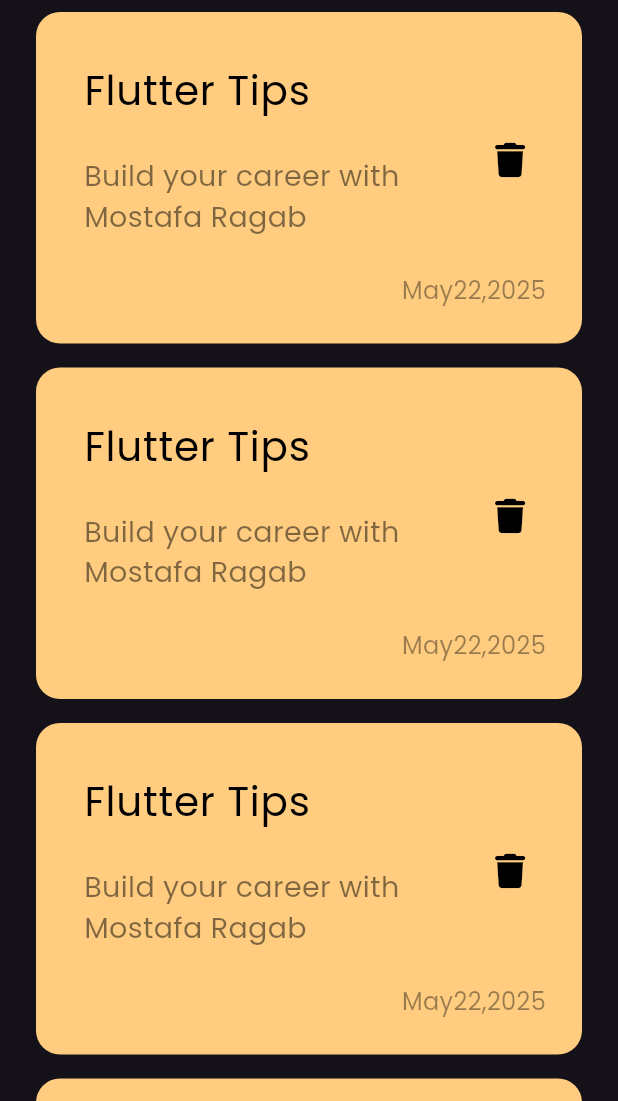
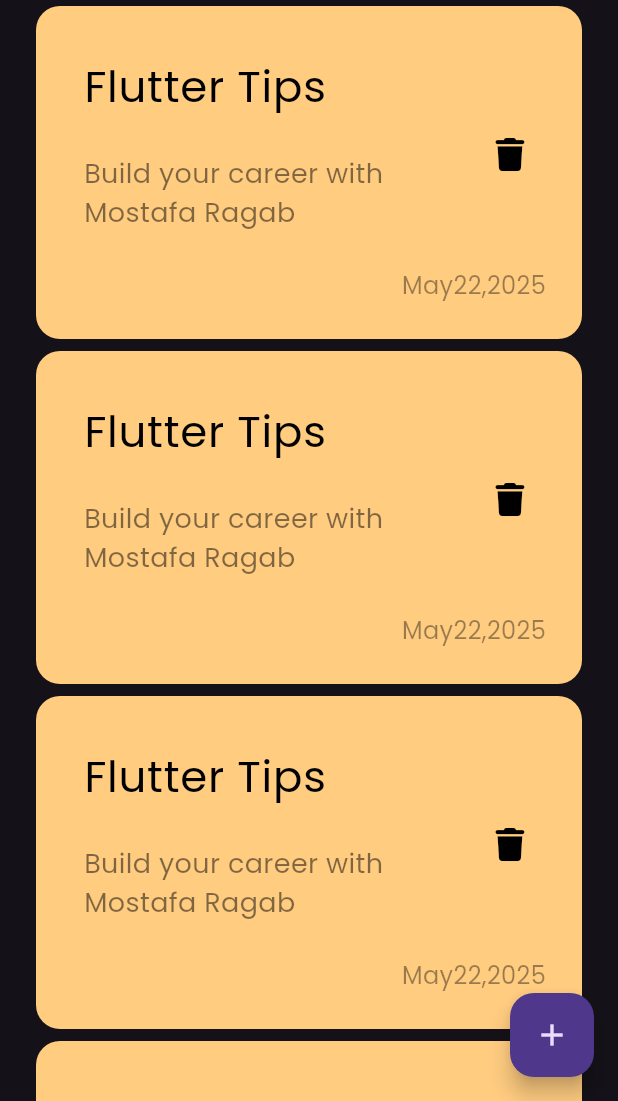
Before and after one commit to AlphaDeveloper97/notes_app, a Flutter app: the screen it shows after launch, on a phone screen of 412 x 824 dp, the part 135-1236 px from its top. Run offline on Flutter 3.47's test engine with Material 3 defaults, Android fonts, the phone set to English and light mode, and no system bars; our stand-ins replace font_awesome_flutter.

Commit message:
add floating action button

```diff
--- a/lib/views/notes_view.dart
+++ b/lib/views/notes_view.dart
@@ -6,8 +6,12 @@ class NotesView extends StatelessWidget {
 
   @override
   Widget build(BuildContext context) {
-    return const Scaffold(
-      body: NotesViewBody(),
+    return Scaffold(
+      floatingActionButton: FloatingActionButton(
+        onPressed: () {},
+        child: Icon(Icons.add),
+      ),
+      body: const NotesViewBody(),
     );
   }
 }
--- a/lib/widgets/note_item.dart
+++ b/lib/widgets/note_item.dart
@@ -20,7 +20,7 @@ class NoteItem extends StatelessWidget {
               "Flutter Tips",
               style: TextStyle(
                 color: Colors.black,
-                fontSize: 27,
+                fontSize: 29,
               ),
             ),
             subtitle: Padding(
@@ -29,7 +29,7 @@ class NoteItem extends StatelessWidget {
                 "Build your career with Mostafa Ragab",
                 style: TextStyle(
                   color: Colors.black.withValues(alpha: 0.5),
-                  fontSize: 19,
+                  fontSize: 18,
                 ),
               ),
             ),
@@ -37,7 +37,7 @@ class NoteItem extends StatelessWidget {
                 onPressed: () {},
                 icon: Icon(
                   FontAwesomeIcons.trash,
-                  size: 23,
+                  size: 22,
                   color: Colors.black,
                 )),
           ),
--- a/lib/widgets/notes_list_view.dart
+++ b/lib/widgets/notes_list_view.dart
@@ -9,7 +9,7 @@ class NotesListView extends StatelessWidget {
     return ListView.builder(
       itemBuilder: (context, index) {
         return Padding(
-          padding: const EdgeInsets.symmetric(vertical: 8),
+          padding: const EdgeInsets.symmetric(vertical: 4),
           child: NoteItem(),
         );
       },
```
